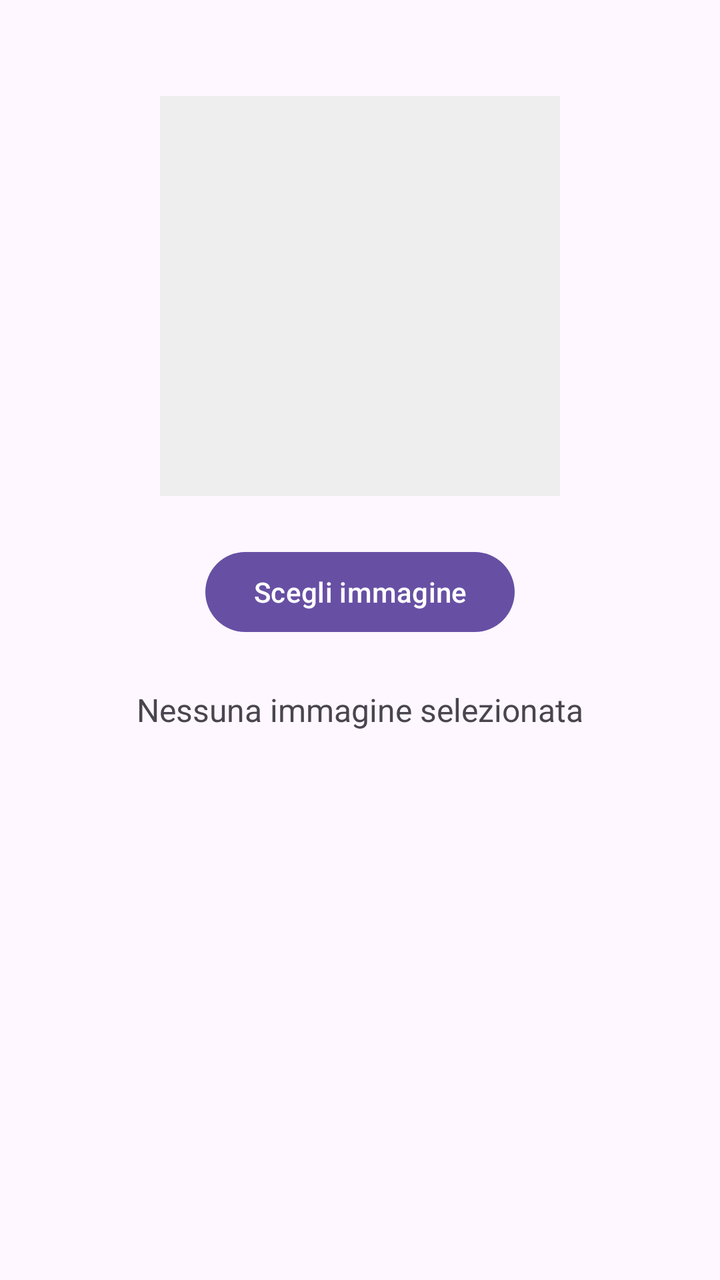
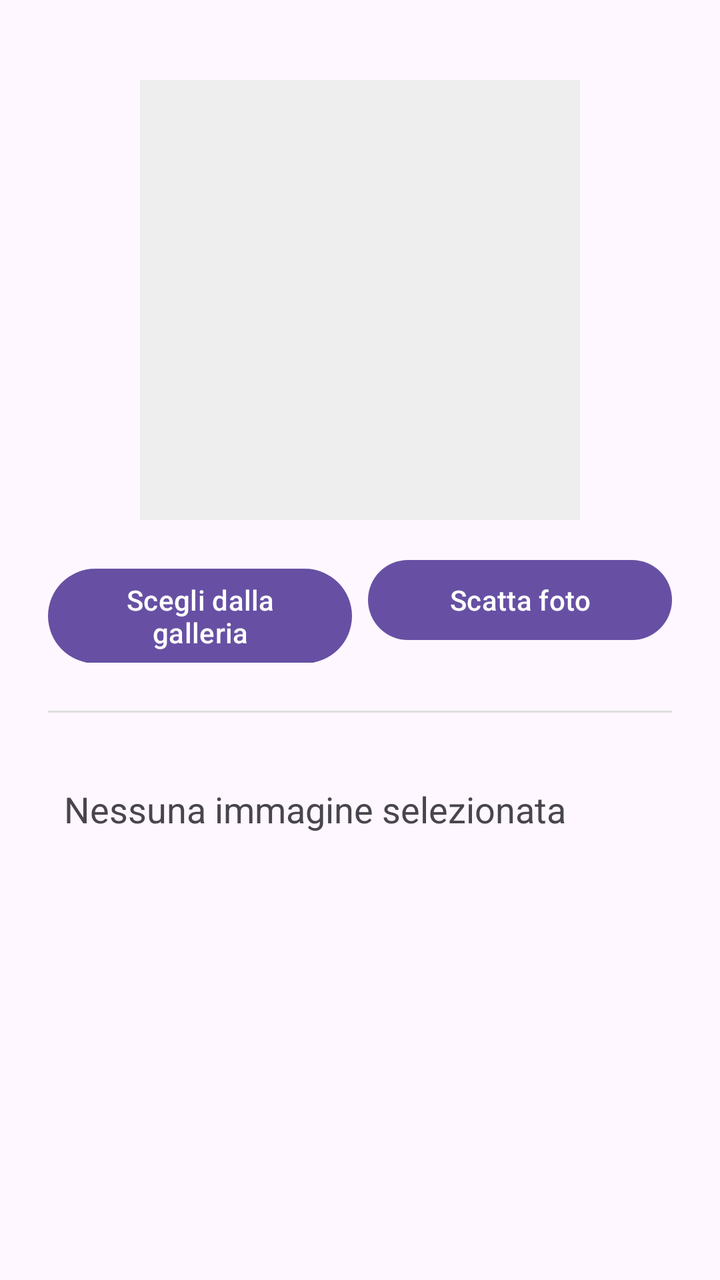

Two renders of the same Android screen: before a commit and after it. Below are the layout's source before the change and the commit's diff.
<!-- AndroidManifest.xml: application theme Theme.MyApp -->
<!-- res/layout/fragment_manual_test.xml -->
<?xml version="1.0" encoding="utf-8"?>
<LinearLayout xmlns:android="http://schemas.android.com/apk/res/android"
    android:layout_width="match_parent"
    android:layout_height="match_parent"
    android:orientation="vertical"
    android:padding="24dp"
    android:gravity="center_horizontal">

    <ImageView
        android:id="@+id/imagePreview"
        android:layout_width="200dp"
        android:layout_height="200dp"
        android:layout_marginTop="24dp"
        android:background="#EEEEEE"
        android:scaleType="centerCrop"
        android:contentDescription="@string/manual_test_image_preview_description" />

    <Button
        android:id="@+id/buttonPickImage"
        android:layout_width="wrap_content"
        android:layout_height="wrap_content"
        android:layout_marginTop="24dp"
        android:text="@string/manual_test_pick_image" />

    <TextView
        android:id="@+id/textManualResult"
        android:layout_width="wrap_content"
        android:layout_height="wrap_content"
        android:layout_marginTop="24dp"
        android:text="@string/manual_test_result_placeholder"
        android:textSize="16sp" />

</LinearLayout>
<!-- resources referenced by this layout -->
<resources>
  <string name="manual_test_image_preview_description">Anteprima immagine selezionata</string>
  <string name="manual_test_pick_image">Scegli immagine</string>
  <string name="manual_test_result_placeholder">Nessuna immagine selezionata</string>
  <style name="Theme.MyApp" parent="Base.Theme.MyApp" />
  <style name="Base.Theme.MyApp" parent="Theme.Material3.DayNight.NoActionBar">
          
          
      </style>
</resources>

<!-- the commit's change to res/layout/fragment_manual_test.xml (unified diff, before → after) -->
@@ -1,33 +1,109 @@
 <?xml version="1.0" encoding="utf-8"?>
-<LinearLayout xmlns:android="http://schemas.android.com/apk/res/android"
+<ScrollView xmlns:android="http://schemas.android.com/apk/res/android"
     android:layout_width="match_parent"
-    android:layout_height="match_parent"
-    android:orientation="vertical"
-    android:padding="24dp"
-    android:gravity="center_horizontal">
+    android:layout_height="match_parent">
 
-    <ImageView
-        android:id="@+id/imagePreview"
-        android:layout_width="200dp"
-        android:layout_height="200dp"
-        android:layout_marginTop="24dp"
-        android:background="#EEEEEE"
-        android:scaleType="centerCrop"
-        android:contentDescription="@string/manual_test_image_preview_description" />
+    <LinearLayout
+        android:layout_width="match_parent"
+        android:layout_height="wrap_content"
+        android:orientation="vertical"
+        android:padding="24dp"
+        android:gravity="center_horizontal">
 
-    <Button
-        android:id="@+id/buttonPickImage"
-        android:layout_width="wrap_content"
-        android:layout_height="wrap_content"
-        android:layout_marginTop="24dp"
-        android:text="@string/manual_test_pick_image" />
+        <ImageView
+            android:id="@+id/imagePreview"
+            android:layout_width="220dp"
+            android:layout_height="220dp"
+            android:layout_marginTop="16dp"
+            android:background="#EEEEEE"
+            android:scaleType="centerCrop"
+            android:contentDescription="@string/manual_test_image_preview_description" />
 
-    <TextView
-        android:id="@+id/textManualResult"
-        android:layout_width="wrap_content"
-        android:layout_height="wrap_content"
-        android:layout_marginTop="24dp"
-        android:text="@string/manual_test_result_placeholder"
-        android:textSize="16sp" />
+        <LinearLayout
+            android:layout_width="match_parent"
+            android:layout_height="wrap_content"
+            android:orientation="horizontal"
+            android:layout_marginTop="16dp">
 
-</LinearLayout>
+            <Button
+                android:id="@+id/buttonPickImage"
+                android:layout_width="0dp"
+                android:layout_height="wrap_content"
+                android:layout_weight="1"
+                android:layout_marginEnd="4dp"
+                android:text="@string/manual_test_pick_image" />
+
+            <Button
+                android:id="@+id/buttonTakePhoto"
+                android:layout_width="0dp"
+                android:layout_height="wrap_content"
+                android:layout_weight="1"
+                android:layout_marginStart="4dp"
+                android:text="@string/manual_test_take_photo" />
+
+        </LinearLayout>
+
+        <View
+            android:layout_width="match_parent"
+            android:layout_height="1dp"
+            android:layout_marginVertical="24dp"
+            android:background="#DDDDDD" />
+
+        <LinearLayout
+            android:id="@+id/resultCard"
+            android:layout_width="match_parent"
+            android:layout_height="wrap_content"
+            android:orientation="vertical"
+            android:clickable="true"
+            android:focusable="true"
+            android:background="?attr/selectableItemBackground"
+            android:padding="8dp">
+
+            <TextView
+                android:id="@+id/textResultFileName"
+                android:layout_width="wrap_content"
+                android:layout_height="wrap_content"
+                android:textSize="12sp"
+                android:textColor="#888888"
+                android:visibility="gone" />
+
+            <TextView
+                android:id="@+id/textManualResult"
+                android:layout_width="wrap_content"
+                android:layout_height="wrap_content"
+                android:layout_marginTop="4dp"
+                android:text="@string/manual_test_result_placeholder"
+                android:textSize="18sp" />
+
+            <TextView
+                android:id="@+id/textResultConfidence"
+                android:layout_width="wrap_content"
+                android:layout_height="wrap_content"
+                android:layout_marginTop="4dp"
+                android:textSize="14sp"
+                android:visibility="gone" />
+
+            <ProgressBar
+                android:id="@+id/progressResultConfidence"
+                style="?android:attr/progressBarStyleHorizontal"
+                android:layout_width="match_parent"
+                android:layout_height="wrap_content"
+                android:layout_marginTop="8dp"
+                android:max="100"
+                android:visibility="gone" />
+
+            <TextView
+                android:id="@+id/textResultTapHint"
+                android:layout_width="wrap_content"
+                android:layout_height="wrap_content"
+                android:layout_marginTop="8dp"
+                android:text="@string/home_tap_for_details"
+                android:textSize="12sp"
+                android:textStyle="italic"
+                android:visibility="gone" />
+
+        </LinearLayout>
+
+    </LinearLayout>
+
+</ScrollView>
<!-- resource entries referenced after the edit -->
@@ -1,8 +1,10 @@
 <!-- resources referenced by this layout -->
 <resources>
+  <string name="home_tap_for_details">Tocca per vedere immagine e dettagli</string>
   <string name="manual_test_image_preview_description">Anteprima immagine selezionata</string>
-  <string name="manual_test_pick_image">Scegli immagine</string>
+  <string name="manual_test_pick_image">Scegli dalla galleria</string>
   <string name="manual_test_result_placeholder">Nessuna immagine selezionata</string>
+  <string name="manual_test_take_photo">Scatta foto</string>
   <style name="Theme.MyApp" parent="Base.Theme.MyApp" />
   <style name="Base.Theme.MyApp" parent="Theme.Material3.DayNight.NoActionBar">
           
